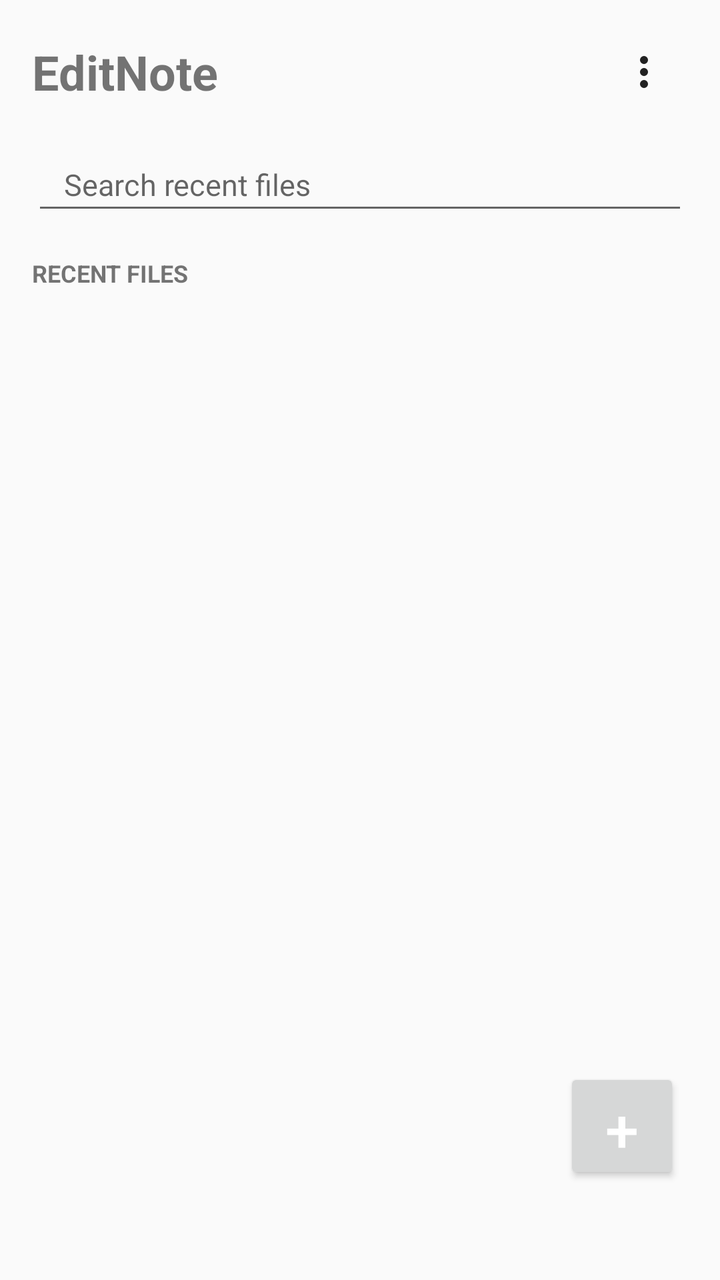
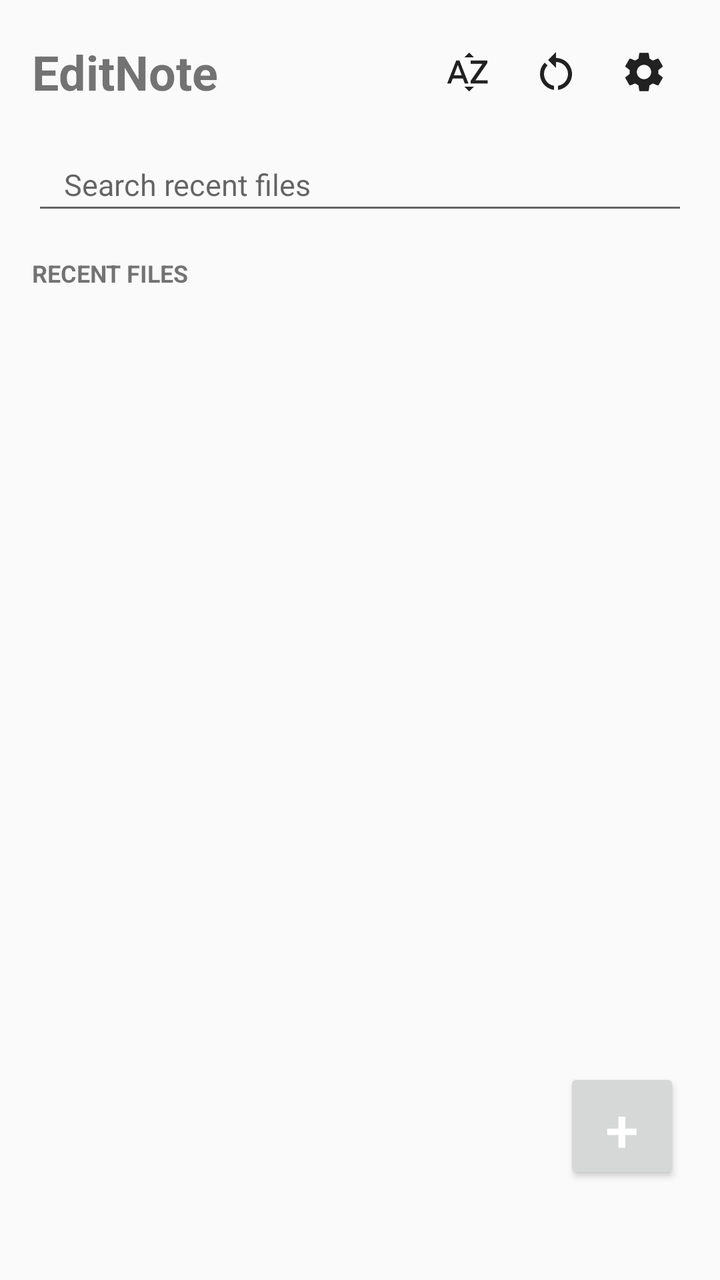

An Android layout rendered at two revisions. The XML below is the earlier revision; the diff shows what the commit changed to produce the second picture.
<!-- AndroidManifest.xml: application theme Theme.EditNote -->
<!-- res/layout/activity_main.xml -->
<?xml version="1.0" encoding="utf-8"?>
<FrameLayout xmlns:android="http://schemas.android.com/apk/res/android"
    android:layout_width="match_parent"
    android:layout_height="match_parent">

<LinearLayout
    android:layout_width="match_parent"
    android:layout_height="match_parent"
    android:orientation="vertical"
    android:paddingStart="16dp"
    android:paddingEnd="16dp">

    <LinearLayout
        android:layout_width="match_parent"
        android:layout_height="wrap_content"
        android:layout_marginTop="14dp"
        android:gravity="center_vertical"
        android:orientation="horizontal">

        <TextView
            android:layout_width="0dp"
            android:layout_height="wrap_content"
            android:layout_weight="1"
            android:text="EditNote"
            android:textSize="24sp"
            android:textStyle="bold" />

        <ImageButton
            android:id="@+id/btnMainMenu"
            android:layout_width="44dp"
            android:layout_height="44dp"
            android:background="?android:attr/selectableItemBackgroundBorderless"
            android:contentDescription="Menu"
            android:src="@drawable/ic_more_vert" />
    </LinearLayout>

    <Button
        android:id="@+id/btnResume"
        android:layout_width="match_parent"
        android:layout_height="wrap_content"
        android:layout_marginTop="10dp"
        android:text="Resume last session"
        android:textAllCaps="false"
        android:visibility="gone" />

    <EditText
        android:id="@+id/searchBox"
        android:layout_width="match_parent"
        android:layout_height="wrap_content"
        android:layout_marginTop="14dp"
        android:hint="Search recent files"
        android:importantForAutofill="no"
        android:inputType="text"
        android:paddingStart="16dp"
        android:paddingTop="10dp"
        android:paddingEnd="16dp"
        android:paddingBottom="10dp"
        android:singleLine="true"
        android:textSize="15sp" />

    <TextView
        android:layout_width="match_parent"
        android:layout_height="wrap_content"
        android:layout_marginTop="16dp"
        android:text="RECENT FILES"
        android:textSize="12sp"
        android:textStyle="bold" />

    <ListView
        android:id="@+id/noteList"
        android:layout_width="match_parent"
        android:layout_height="0dp"
        android:layout_marginTop="6dp"
        android:layout_weight="1"
        android:clipToPadding="false"
        android:divider="@null"
        android:dividerHeight="0dp"
        android:paddingBottom="24dp" />

</LinearLayout>

    <TextView
        android:id="@+id/emptyText"
        android:layout_width="wrap_content"
        android:layout_height="wrap_content"
        android:layout_gravity="center"
        android:layout_marginStart="40dp"
        android:layout_marginEnd="40dp"
        android:gravity="center"
        android:text="No files yet.\nTap + to create a new file, or open one from your device."
        android:textSize="15sp"
        android:visibility="gone" />

    <View
        android:id="@+id/speedScrim"
        android:layout_width="match_parent"
        android:layout_height="match_parent"
        android:visibility="gone" />

    <LinearLayout
        android:id="@+id/speedDial"
        android:layout_width="wrap_content"
        android:layout_height="wrap_content"
        android:layout_gravity="bottom|end"
        android:layout_marginEnd="20dp"
        android:layout_marginBottom="118dp"
        android:gravity="end"
        android:orientation="vertical"
        android:visibility="gone">

        <LinearLayout
            android:layout_width="wrap_content"
            android:layout_height="wrap_content"
            android:gravity="center_vertical"
            android:orientation="horizontal">

            <TextView
                android:id="@+id/speedNewLabel"
                android:layout_width="wrap_content"
                android:layout_height="wrap_content"
                android:layout_marginEnd="10dp"
                android:paddingStart="14dp"
                android:paddingTop="7dp"
                android:paddingEnd="14dp"
                android:paddingBottom="7dp"
                android:text="New file"
                android:textSize="14sp" />

            <ImageButton
                android:id="@+id/speedNew"
                android:layout_width="44dp"
                android:layout_height="44dp"
                android:contentDescription="New file"
                android:src="@drawable/ic_add" />
        </LinearLayout>

        <LinearLayout
            android:layout_width="wrap_content"
            android:layout_height="wrap_content"
            android:layout_marginTop="12dp"
            android:gravity="center_vertical"
            android:orientation="horizontal">

            <TextView
                android:id="@+id/speedOpenLabel"
                android:layout_width="wrap_content"
                android:layout_height="wrap_content"
                android:layout_marginEnd="10dp"
                android:paddingStart="14dp"
                android:paddingTop="7dp"
                android:paddingEnd="14dp"
                android:paddingBottom="7dp"
                android:text="Open a file"
                android:textSize="14sp" />

            <ImageButton
                android:id="@+id/speedOpen"
                android:layout_width="44dp"
                android:layout_height="44dp"
                android:contentDescription="Open a file"
                android:src="@drawable/ic_open_folder" />
        </LinearLayout>
    </LinearLayout>

    <Button
        android:id="@+id/btnFab"
        android:layout_width="58dp"
        android:layout_height="58dp"
        android:layout_gravity="bottom|end"
        android:layout_marginEnd="20dp"
        android:layout_marginBottom="48dp"
        android:text="+"
        android:textColor="#FFFFFF"
        android:textSize="30sp" />
</FrameLayout>
<!-- resources referenced by this layout -->
<resources>
  <!-- drawable ic_add (drawable) -->
  <vector xmlns:android="http://schemas.android.com/apk/res/android"
      android:width="24dp"
      android:height="24dp"
      android:viewportWidth="24"
      android:viewportHeight="24">
      <path
          android:fillColor="#FFFFFF"
          android:pathData="M19,13h-6v6h-2v-6H5v-2h6V5h2v6h6v2z" />
  </vector>
  <!-- drawable ic_more_vert (drawable) -->
  <vector xmlns:android="http://schemas.android.com/apk/res/android"
      android:width="24dp"
      android:height="24dp"
      android:viewportWidth="24"
      android:viewportHeight="24"
      android:tint="?android:attr/textColorPrimary">
      <path
          android:fillColor="@android:color/white"
          android:pathData="M12,8a2,2 0,1 0,0 -4,2 2,0 0,0 0,4zM12,14a2,2 0,1 0,0 -4,2 2,0 0,0 0,4zM12,20a2,2 0,1 0,0 -4,2 2,0 0,0 0,4z" />
  </vector>
  <!-- drawable ic_open_folder (drawable) -->
  <vector xmlns:android="http://schemas.android.com/apk/res/android"
      android:width="24dp" android:height="24dp"
      android:viewportWidth="24" android:viewportHeight="24"
      android:tint="?android:attr/textColorPrimary">
      <path android:fillColor="@android:color/white" android:pathData="M10,4 L4,4 C2.9,4 2,4.9 2,6 L2,18 C2,19.1 2.9,20 4,20 L20,20 C21.1,20 22,19.1 22,18 L22,8 C22,6.9 21.1,6 20,6 L12,6 L10,4 Z" />
  </vector>
  <style name="Theme.EditNote" parent="Theme.EditNote.Light.Orange" />
  <style name="Theme.EditNote.Light.Orange" parent="android:Theme.Material.Light.NoActionBar">
          <item name="android:colorAccent">#F46658</item>
          <item name="android:windowBackground">#FAFAFA</item>
          <item name="android:statusBarColor">#FAFAFA</item>
          <item name="android:windowLightStatusBar">true</item>
          <item name="android:navigationBarColor">#FAFAFA</item>
          <item name="android:windowLightNavigationBar">true</item>
      </style>
</resources>

<!-- the commit's change to res/layout/activity_main.xml (unified diff, before → after) -->
@@ -26,12 +26,28 @@
             android:textStyle="bold" />
 
         <ImageButton
-            android:id="@+id/btnMainMenu"
+            android:id="@+id/btnHomeSort"
             android:layout_width="44dp"
             android:layout_height="44dp"
             android:background="?android:attr/selectableItemBackgroundBorderless"
-            android:contentDescription="Menu"
-            android:src="@drawable/ic_more_vert" />
+            android:contentDescription="Sort A to Z"
+            android:src="@drawable/ic_sort" />
+
+        <ImageButton
+            android:id="@+id/btnHomeReset"
+            android:layout_width="44dp"
+            android:layout_height="44dp"
+            android:background="?android:attr/selectableItemBackgroundBorderless"
+            android:contentDescription="Reset recent list"
+            android:src="@drawable/ic_reset" />
+
+        <ImageButton
+            android:id="@+id/btnHomeSettings"
+            android:layout_width="44dp"
+            android:layout_height="44dp"
+            android:background="?android:attr/selectableItemBackgroundBorderless"
+            android:contentDescription="Settings"
+            android:src="@drawable/ic_gear" />
     </LinearLayout>
 
     <Button
<!-- resource entries referenced after the edit -->
@@ -10,7 +10,7 @@
           android:fillColor="#FFFFFF"
           android:pathData="M19,13h-6v6h-2v-6H5v-2h6V5h2v6h6v2z" />
   </vector>
-  <!-- drawable ic_more_vert (drawable) -->
+  <!-- drawable ic_gear (drawable) -->
   <vector xmlns:android="http://schemas.android.com/apk/res/android"
       android:width="24dp"
       android:height="24dp"
@@ -19,7 +19,7 @@
       android:tint="?android:attr/textColorPrimary">
       <path
           android:fillColor="@android:color/white"
-          android:pathData="M12,8a2,2 0,1 0,0 -4,2 2,0 0,0 0,4zM12,14a2,2 0,1 0,0 -4,2 2,0 0,0 0,4zM12,20a2,2 0,1 0,0 -4,2 2,0 0,0 0,4z" />
+          android:pathData="M19.14 12.94c.04-.3.06-.61.06-.94 0-.32-.02-.64-.07-.94l2.03-1.58a.49.49 0 0 0 .12-.61l-1.92-3.32a.488.488 0 0 0-.59-.22l-2.39.96c-.5-.38-1.03-.7-1.62-.94l-.36-2.54a.484.484 0 0 0-.48-.41h-3.84c-.24 0-.43.17-.47.41l-.36 2.54c-.59.24-1.13.57-1.62.94l-2.39-.96c-.22-.08-.47 0-.59.22L2.74 8.87c-.12.21-.08.47.12.61l2.03 1.58c-.05.3-.09.63-.09.94s.02.64.07.94l-2.03 1.58a.49.49 0 0 0-.12.61l1.92 3.32c.12.22.37.29.59.22l2.39-.96c.5.38 1.03.7 1.62.94l.36 2.54c.05.24.24.41.48.41h3.84c.24 0 .44-.17.47-.41l.36-2.54c.59-.24 1.13-.56 1.62-.94l2.39.96c.22.08.47 0 .59-.22l1.92-3.32c.12-.22.07-.47-.12-.61l-2.01-1.58zM12 15.6c-1.98 0-3.6-1.62-3.6-3.6s1.62-3.6 3.6-3.6 3.6 1.62 3.6 3.6-1.62 3.6-3.6 3.6z" />
   </vector>
   <!-- drawable ic_open_folder (drawable) -->
   <vector xmlns:android="http://schemas.android.com/apk/res/android"
@@ -27,6 +27,28 @@
       android:viewportWidth="24" android:viewportHeight="24"
       android:tint="?android:attr/textColorPrimary">
       <path android:fillColor="@android:color/white" android:pathData="M10,4 L4,4 C2.9,4 2,4.9 2,6 L2,18 C2,19.1 2.9,20 4,20 L20,20 C21.1,20 22,19.1 22,18 L22,8 C22,6.9 21.1,6 20,6 L12,6 L10,4 Z" />
+  </vector>
+  <!-- drawable ic_reset (drawable) -->
+  <vector xmlns:android="http://schemas.android.com/apk/res/android"
+      android:width="24dp"
+      android:height="24dp"
+      android:viewportWidth="24"
+      android:viewportHeight="24"
+      android:tint="?android:attr/textColorPrimary">
+      <path
+          android:fillColor="@android:color/white"
+          android:pathData="M12 5V2L8 6l4 4V7c3.31 0 6 2.69 6 6 0 2.97-2.17 5.43-5 5.91v2.02c3.95-.49 7-3.85 7-7.93 0-4.42-3.58-8-8-8zm-6 8c0-1.65.67-3.15 1.76-4.24L6.34 7.34A8.014 8.014 0 0 0 4 13c0 4.08 3.05 7.44 7 7.93v-2.02c-2.83-.48-5-2.94-5-5.91z" />
+  </vector>
+  <!-- drawable ic_sort (drawable) -->
+  <vector xmlns:android="http://schemas.android.com/apk/res/android"
+      android:width="24dp"
+      android:height="24dp"
+      android:viewportWidth="24"
+      android:viewportHeight="24"
+      android:tint="?android:attr/textColorPrimary">
+      <path
+          android:fillColor="@android:color/white"
+          android:pathData="M14.94 4.66h-4.72l2.36-2.36zm-4.69 14.71h4.66l-2.33 2.33zM6.1 6.27 1.6 17.73h1.84l.92-2.45h5.11l.92 2.45h1.84L7.74 6.27H6.1zm-1.13 7.37 1.94-5.18 1.94 5.18H4.97zm10.76 2.5h6.12v1.59h-8.53v-1.29l5.92-8.56h-5.88v-1.6h8.3v1.26l-5.93 8.6z" />
   </vector>
   <style name="Theme.EditNote" parent="Theme.EditNote.Light.Orange" />
   <style name="Theme.EditNote.Light.Orange" parent="android:Theme.Material.Light.NoActionBar">
